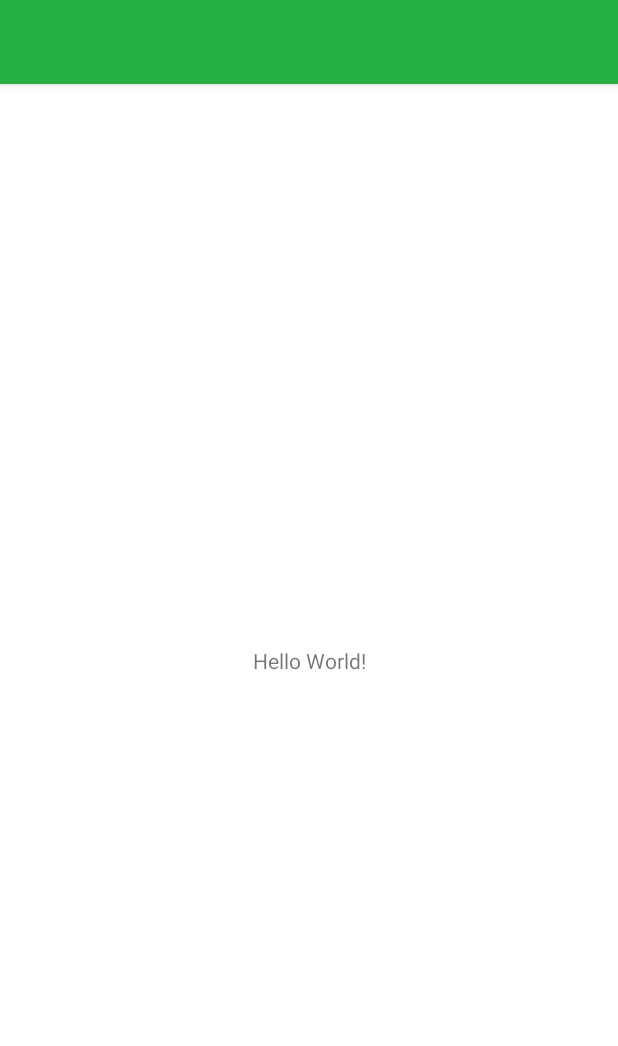
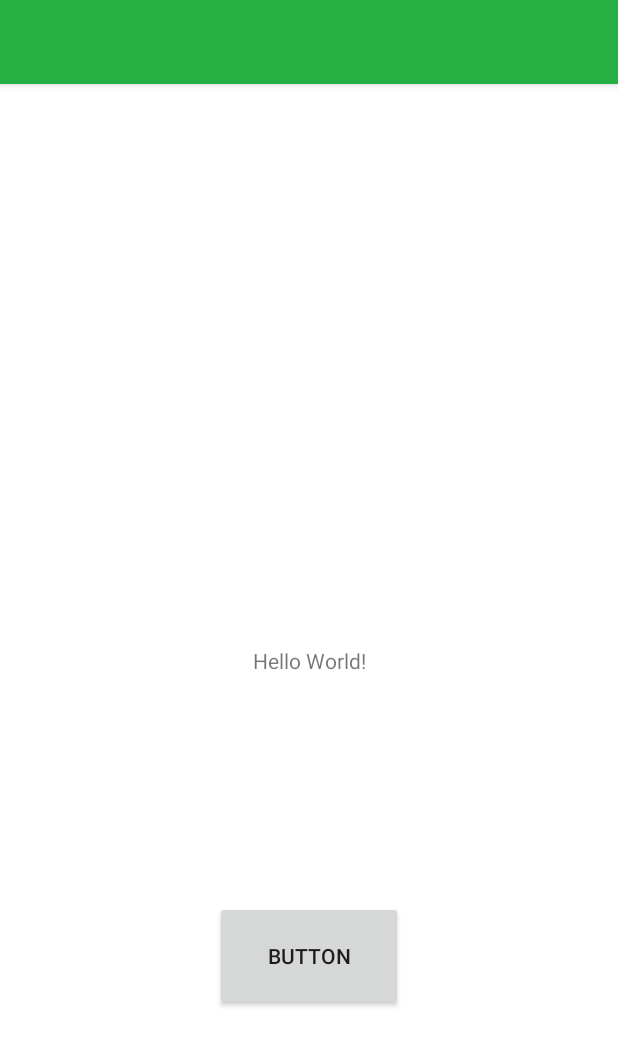
Before and after one commit to togwat/FirstAid, an Android app: the screen it shows after launch (MainActivity), on a phone screen of 412 x 824 dp. Shown: the top 1046 px of the screen. Run offline under Robolectric (Android 15) with nearby library versions, the phone set to English and light mode, and no system bars.

Commit message:
doe some stuff my dude

```diff
--- a/app/src/main/java/com/example/firstaid/MainActivity.kt
+++ b/app/src/main/java/com/example/firstaid/MainActivity.kt
@@ -2,12 +2,18 @@ package com.example.firstaid
 
 import androidx.appcompat.app.AppCompatActivity
 import android.os.Bundle
+import android.util.Log.d
+import kotlinx.android.synthetic.main.activity_main.*
 
 class MainActivity : AppCompatActivity() {
 
     override fun onCreate(savedInstanceState: Bundle?) {
         super.onCreate(savedInstanceState)
         setContentView(R.layout.activity_main)
+
+        big_button.setOnClickListener {
+            d("pitama", "button was pressed!")      // this output is found in the "Logcat section"
+        }
     }
 }
 
--- a/app/src/main/res/layout/activity_main.xml
+++ b/app/src/main/res/layout/activity_main.xml
@@ -8,6 +8,7 @@
     tools:context=".MainActivity">
 
     <TextView
+        android:id="@+id/textView"
         android:layout_width="wrap_content"
         android:layout_height="wrap_content"
         android:text="Hello World!"
@@ -16,4 +17,14 @@
         app:layout_constraintRight_toRightOf="parent"
         app:layout_constraintTop_toTopOf="parent" />
 
+    <Button
+        android:id="@+id/big_button"
+        android:layout_width="125dp"
+        android:layout_height="73dp"
+        android:text="Button"
+        app:layout_constraintBottom_toBottomOf="parent"
+        app:layout_constraintEnd_toEndOf="parent"
+        app:layout_constraintStart_toStartOf="parent"
+        app:layout_constraintTop_toBottomOf="@+id/textView" />
+
 </androidx.constraintlayout.widget.ConstraintLayout>
```
